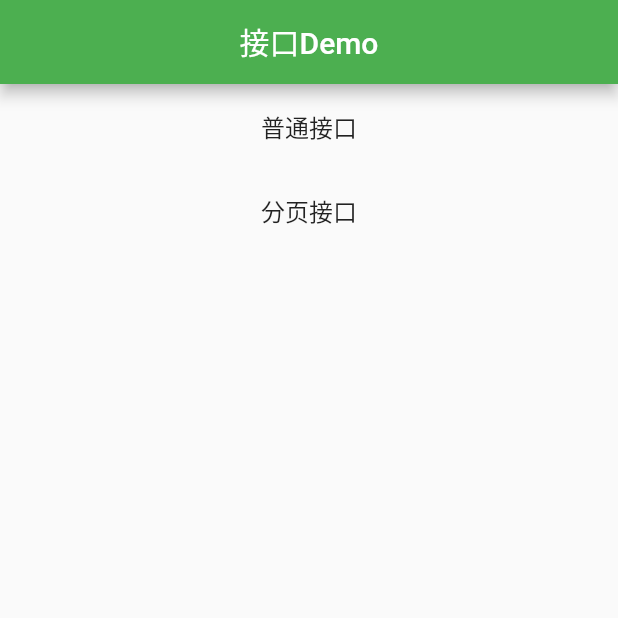
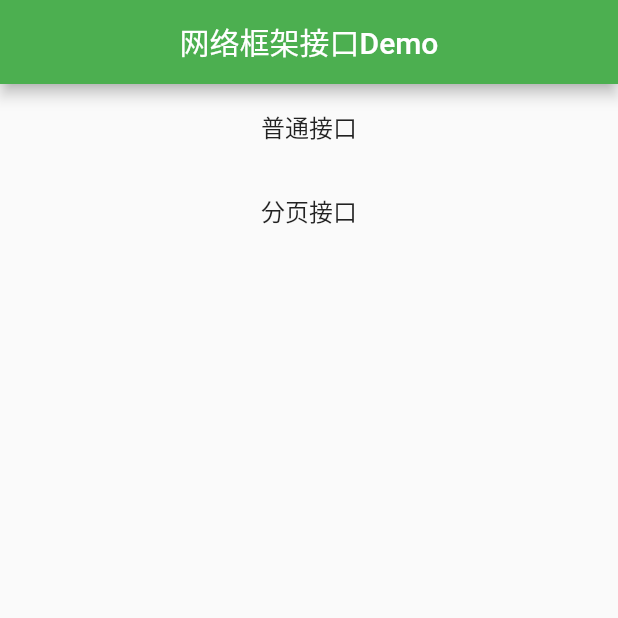
Before and after one commit to azkoss/flutter_jvtd_http, a Flutter app: the screen it shows after launch, on a phone screen of 412 x 824 dp, the top half of it. Run offline on Flutter 3.47's test engine with Material 2 defaults, Android fonts, the phone set to English and light mode, and no system bars; our stand-ins replace dio.

Commit message:
测试机器人

```diff
--- a/flutter_jvtd_http_example/lib/main.dart
+++ b/flutter_jvtd_http_example/lib/main.dart
@@ -28,7 +28,7 @@ class MyHomePage extends StatelessWidget {
   Widget build(BuildContext context) {
     return Scaffold(
       appBar: AppBar(
-        title: Text('接口Demo'),
+        title: Text('网络框架接口Demo'),
         centerTitle: true,
       ),
       body: Column(
```
